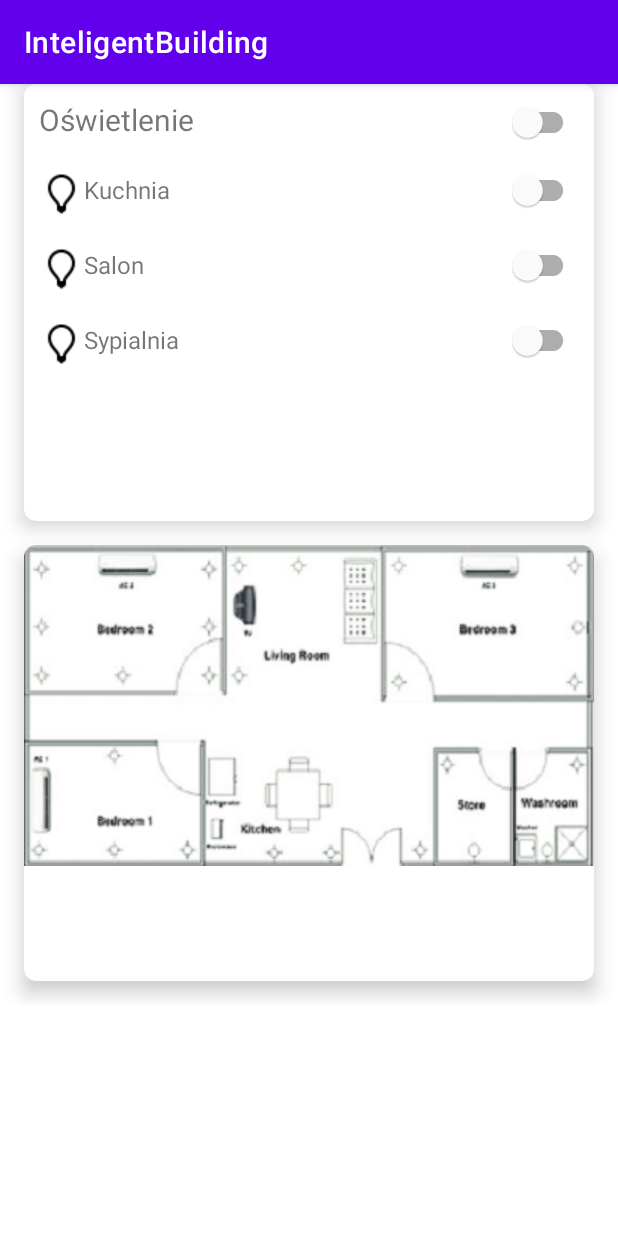
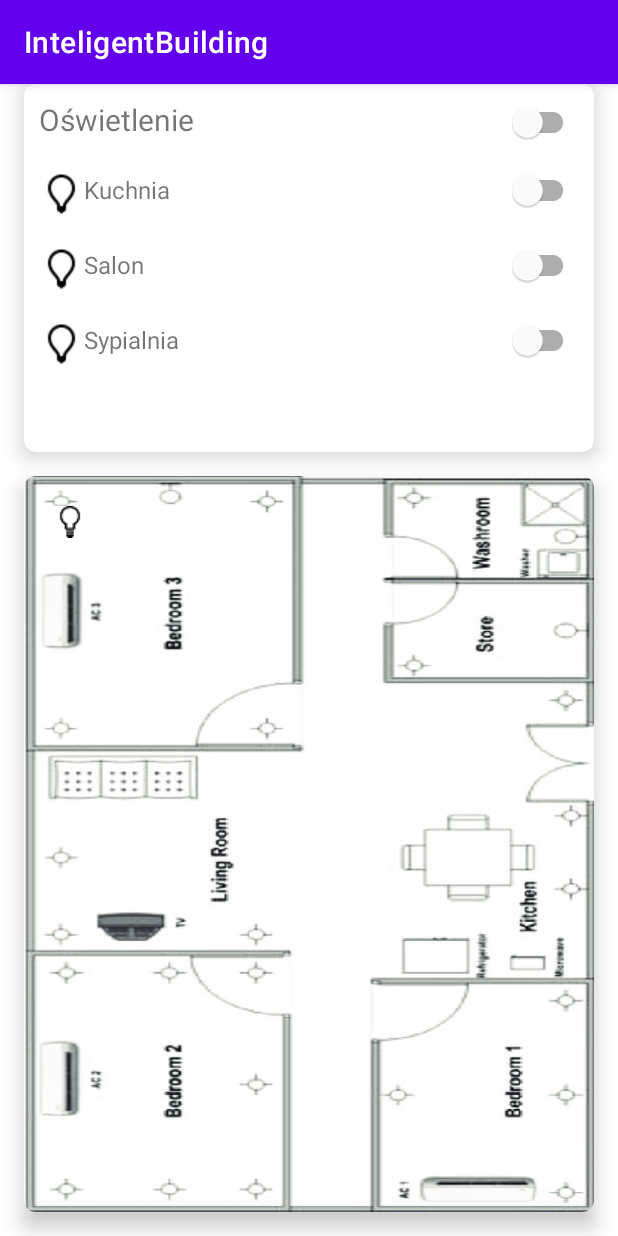
Before and after one commit to JakubManka/InteligentBuilding, an Android app: the screen it shows after launch (MainActivity), on a phone screen of 412 x 824 dp. Run offline under Robolectric (Android 15) with nearby library versions, the phone set to English and light mode, and no system bars.

Commit message:
:recycle: refactor

```diff
--- a/app/src/main/java/pwr/inteligentbuilding/MainActivity.java
+++ b/app/src/main/java/pwr/inteligentbuilding/MainActivity.java
@@ -46,7 +46,6 @@ public class MainActivity extends AppCompatActivity implements CompoundButton.On
     private void updateLightsView(CompoundButton buttonView, boolean isChecked) {
 
         if (buttonView.getId() == R.id.oswietlenie && !isAnyLightChecked()) {
-
             lights.replaceAll((lights, clicked) -> clicked = isChecked);
 
         } else if (buttonView.getId() == R.id.oswietlenie && !isChecked) {
@@ -54,6 +53,8 @@ public class MainActivity extends AppCompatActivity implements CompoundButton.On
 
         } else if (isAnyLightChecked()) {
             lights.put((SwitchMaterial) findViewById(R.id.oswietlenie), true);
+        } else {
+            lights.replaceAll((lights, clicked) -> clicked = false);
         }
 
         lights.forEach((light, clicked) -> {
--- a/app/src/main/res/layout/activity_main.xml
+++ b/app/src/main/res/layout/activity_main.xml
@@ -13,11 +13,10 @@
     <GridLayout
         android:layout_width="match_parent"
         android:layout_height="0dp"
-        android:layout_weight="8"
+        android:layout_weight="10"
         android:alignmentMode="alignMargins"
         android:columnCount="1"
         android:rowCount="3">
-
 
         <androidx.cardview.widget.CardView
             android:layout_width="0dp"
@@ -30,6 +29,11 @@
             app:cardElevation="8dp"
             app:cardCornerRadius="8dp"
             >
+
+
+            <ScrollView
+                android:layout_width="match_parent"
+                android:layout_height="wrap_content">
                 <LinearLayout
                     android:layout_width="match_parent"
                     android:orientation="vertical"
@@ -138,6 +142,7 @@
 
 
                 </LinearLayout>
+            </ScrollView>
 
 
         </androidx.cardview.widget.CardView>
@@ -145,7 +150,7 @@
         <androidx.cardview.widget.CardView
             android:layout_width="0dp"
             android:layout_height="0dp"
-            android:layout_rowWeight="1"
+            android:layout_rowWeight="2"
             android:layout_columnWeight="1"
             android:layout_marginLeft="16dp"
             android:layout_marginRight="16dp"
@@ -160,6 +165,16 @@
 
             </LinearLayout>
 
+            <ImageView
+                android:layout_width="wrap_content"
+                android:layout_height="wrap_content"
+                android:paddingLeft="20dp"
+                android:paddingTop="20dp"
+                android:paddingStart="20dp"
+                android:src="@drawable/light_bulb_house_off">
+
+            </ImageView>
+
         </androidx.cardview.widget.CardView>
 
     </GridLayout>
```
Also changed, not shown: app/src/main/res/drawable/house_map.png. Lines whose indentation alone changed are shown as unchanged.
